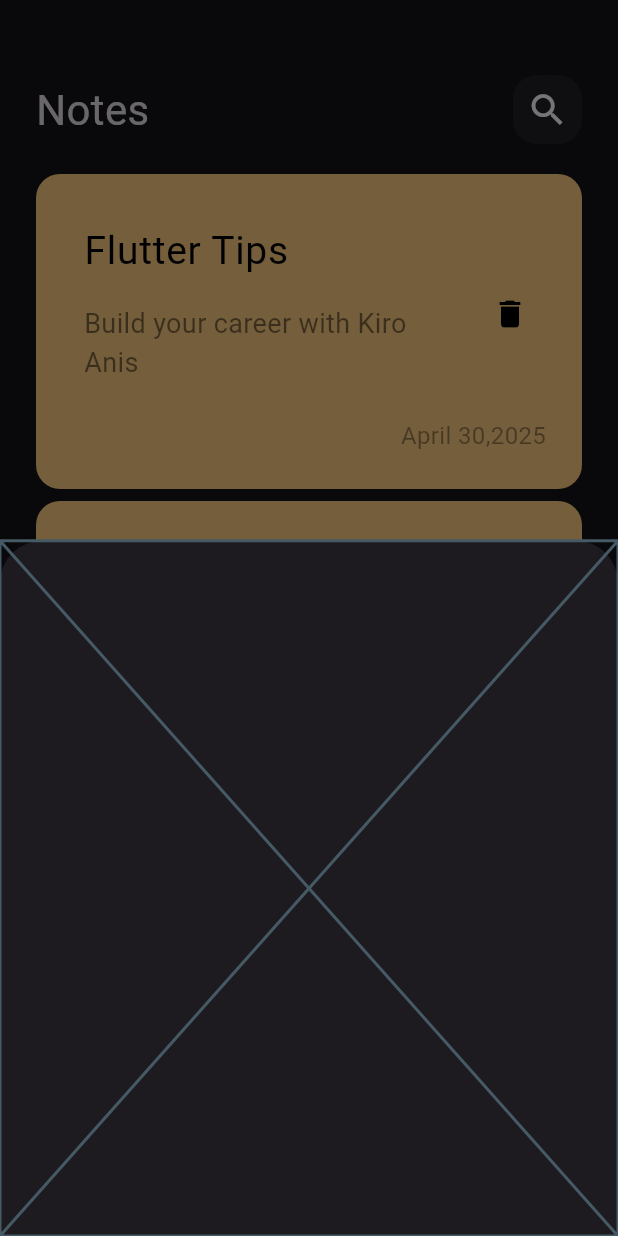
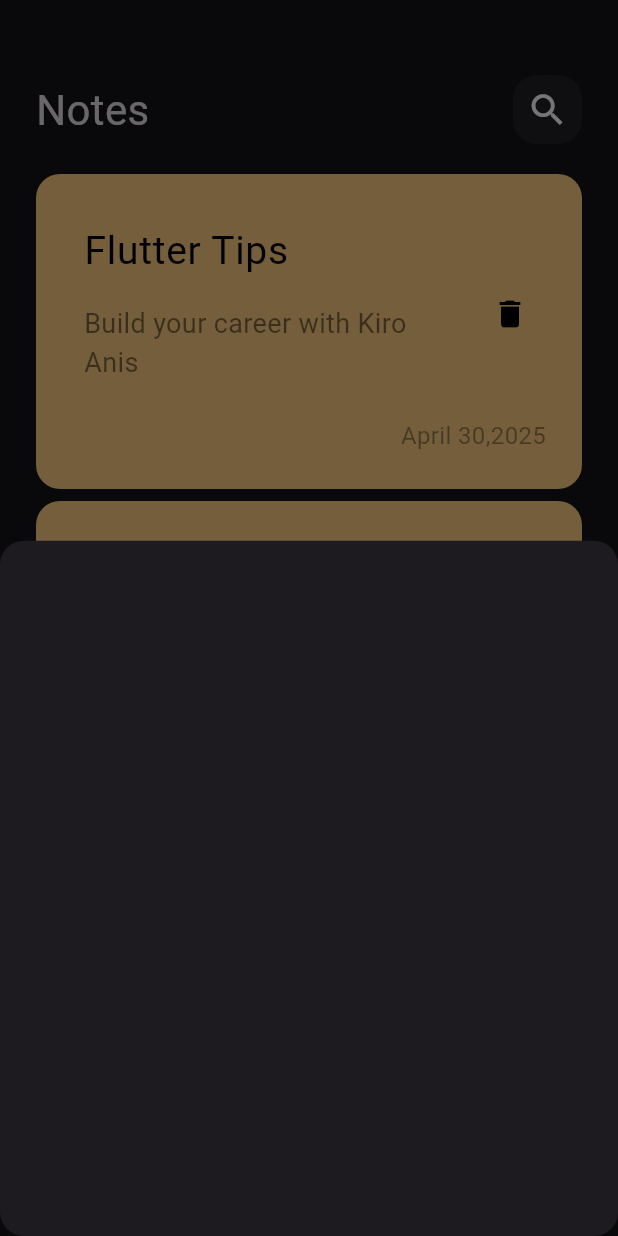
Before and after one commit to Kirolos2004/Notes_app, a Flutter app: the screen it shows after launch, after a tap on the "add" icon, on a phone screen of 412 x 824 dp. Run offline on Flutter 3.47's test engine with Material 3 defaults, Android fonts, the phone set to English and light mode, and no system bars.

Commit message:
add border radius to bottom sheet

```diff
--- a/lib/views/notes_view.dart
+++ b/lib/views/notes_view.dart
@@ -10,7 +10,12 @@ class NotesView extends StatelessWidget {
     return Scaffold(
       floatingActionButton: FloatingActionButton(
         onPressed: () {
-          showModalBottomSheet(context: context, builder: (context)
+          showModalBottomSheet(
+            shape: RoundedRectangleBorder(
+              borderRadius: BorderRadius.circular(16),
+            ),
+            context: context,
+            builder: (context)
           {
             return const AddNoteBottomSheet();
           });
--- a/lib/widgets/add_note_bottom_sheet.dart
+++ b/lib/widgets/add_note_bottom_sheet.dart
@@ -4,6 +4,10 @@ class AddNoteBottomSheet extends StatelessWidget {
 
   @override
   Widget build(BuildContext context) {
-    return const Placeholder();
+    return Container(
+decoration: BoxDecoration(
+  borderRadius: BorderRadius.circular(16)
+),
+    );
   }
 }
```
